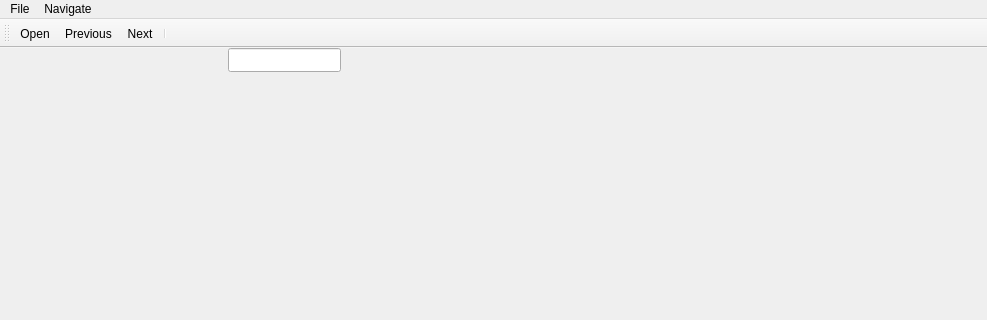
Qt form tools/workbench/visualization_window.ui (hcilab-uic/ipme) before a commit; both pictures show x 0 to 987 and y 0 to 320 of the 987 by 739 pixel window.
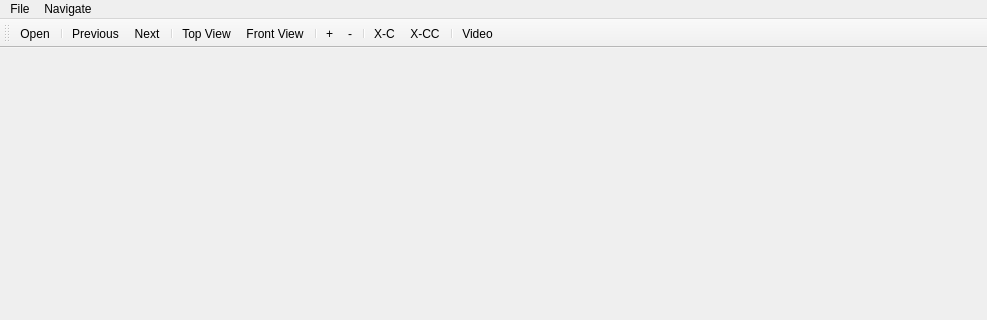
The same form after that commit.

Commit message: Added front and top view button actions

Patch:
```diff
--- a/tools/workbench/visualization_window.ui
+++ b/tools/workbench/visualization_window.ui
@@ -14,13 +14,13 @@
    <string>MainWindow</string>
   </property>
   <widget class="QWidget" name="central_widget">
-   <widget class="QLineEdit" name="lineEdit">
+   <widget class="QWidget" name="verticalLayoutWidget">
     <property name="geometry">
      <rect>
-      <x>228</x>
-      <y>0</y>
-      <width>113</width>
-      <height>24</height>
+      <x>0</x>
+      <y>50</y>
+      <width>2</width>
+      <height>2</height>
      </rect>
     </property>
    </widget>
@@ -62,9 +62,20 @@
     <bool>false</bool>
    </attribute>
    <addaction name="file_open"/>
+   <addaction name="separator"/>
    <addaction name="action_previous"/>
    <addaction name="action_next"/>
    <addaction name="separator"/>
+   <addaction name="action_show_top_view"/>
+   <addaction name="action_show_front_view"/>
+   <addaction name="separator"/>
+   <addaction name="action_zoom_in"/>
+   <addaction name="action_zoom_out"/>
+   <addaction name="separator"/>
+   <addaction name="action_pitch_clockwise"/>
+   <addaction name="action_pitch_counterclockwise"/>
+   <addaction name="separator"/>
+   <addaction name="action_launch_video"/>
   </widget>
   <action name="file_open">
    <property name="text">
@@ -84,6 +95,50 @@
     <string>Next</string>
    </property>
   </action>
+  <action name="action_show_front_view">
+   <property name="text">
+    <string>Front View</string>
+   </property>
+  </action>
+  <action name="action_show_top_view">
+   <property name="text">
+    <string>Top View</string>
+   </property>
+  </action>
+  <action name="action_zoom_in">
+   <property name="text">
+    <string>+</string>
+   </property>
+  </action>
+  <action name="action_zoom_out">
+   <property name="text">
+    <string>-</string>
+   </property>
+  </action>
+  <action name="action_pitch_clockwise">
+   <property name="text">
+    <string>X-C</string>
+   </property>
+   <property name="toolTip">
+    <string>Pitch Clockwise</string>
+   </property>
+  </action>
+  <action name="action_pitch_counterclockwise">
+   <property name="text">
+    <string>X-CC</string>
+   </property>
+   <property name="toolTip">
+    <string>Pitch Counter-Clockwise</string>
+   </property>
+  </action>
+  <action name="action_launch_video">
+   <property name="text">
+    <string>Video</string>
+   </property>
+   <property name="toolTip">
+    <string>Launch Video</string>
+   </property>
+  </action>
  </widget>
  <resources/>
  <connections/>
```
Left out of the diff: 3 changed lines with no effect on the pictures. The commit also changes 13 other files.
